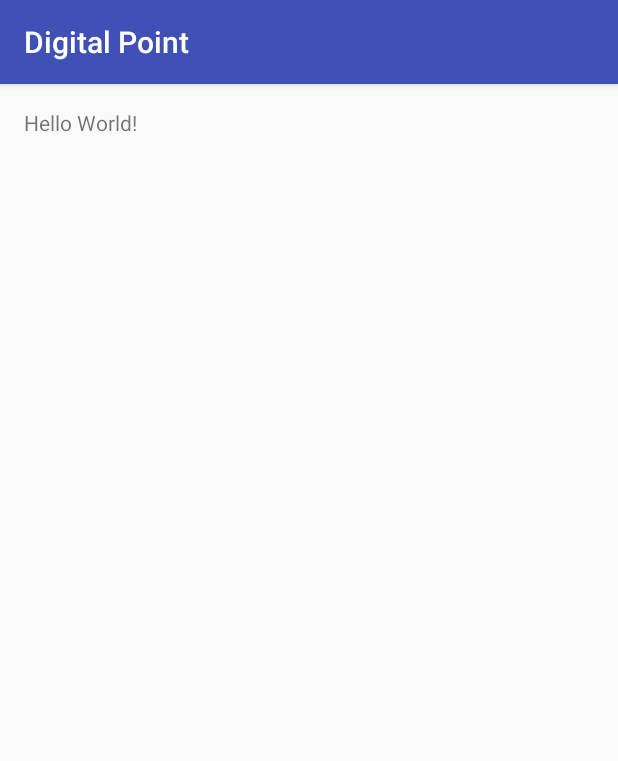
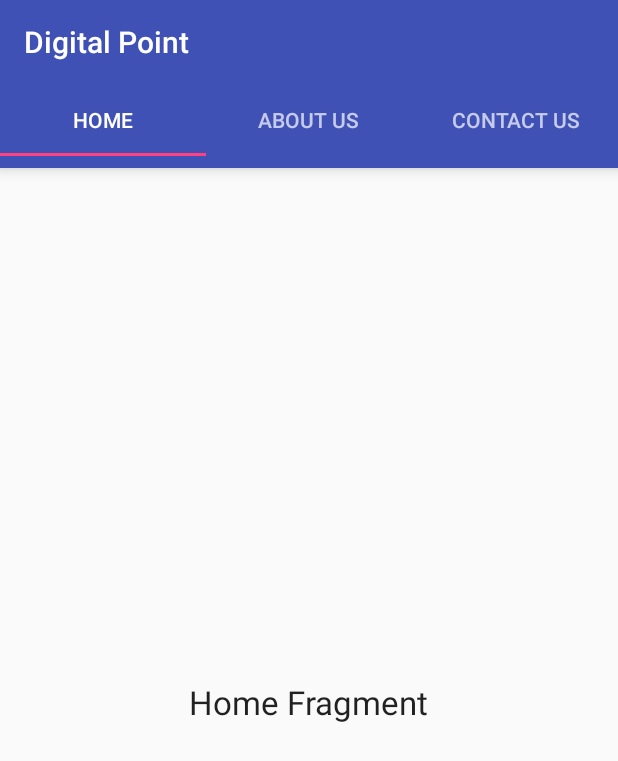
Before and after one commit to Stefanm89/DigitalPoint2, an Android app: the screen it shows after launch (MainActivity), on a phone screen of 412 x 824 dp. Shown: the top 761 px of the screen. Run offline under Robolectric (Android 15) with nearby library versions, the phone set to English and light mode, and no system bars.

Commit message:
Tab Bar with ViewPager

```diff
--- a/app/build.gradle
+++ b/app/build.gradle
@@ -20,7 +20,8 @@ android {
 }
 
 dependencies {
-    compile fileTree(dir: 'libs', include: ['*.jar'])
+    compile fileTree(include: ['*.jar'], dir: 'libs')
     testCompile 'junit:junit:4.12'
     compile 'com.android.support:appcompat-v7:23.3.0'
+    compile 'com.android.support:design:23.3.0'
 }
--- /dev/null
+++ b/app/src/main/java/com/example/digital05/digitalpoint/AboutUsFragment.java
@@ -0,0 +1,20 @@
+package com.example.digital05.digitalpoint;
+
+import android.support.v4.app.Fragment;
+import android.os.Bundle;
+import android.support.annotation.Nullable;
+import android.view.LayoutInflater;
+import android.view.View;
+import android.view.ViewGroup;
+
+/**
+ * Created by digital05 on 5/3/16.
+ */
+public class AboutUsFragment extends Fragment {
+
+    @Nullable
+    @Override
+    public View onCreateView(LayoutInflater inflater, ViewGroup container, Bundle savedInstanceState) {
+        return inflater.inflate(R.layout.fragment_about_us, container, false);
+    }
+}
--- /dev/null
+++ b/app/src/main/java/com/example/digital05/digitalpoint/HomeFragment.java
@@ -0,0 +1,20 @@
+package com.example.digital05.digitalpoint;
+
+import android.support.v4.app.Fragment;
+import android.os.Bundle;
+import android.support.annotation.Nullable;
+import android.view.LayoutInflater;
+import android.view.View;
+import android.view.ViewGroup;
+
+/**
+ * Created by digital05 on 5/3/16.
+ */
+public class HomeFragment extends Fragment {
+
+    @Nullable
+    @Override
+    public View onCreateView(LayoutInflater inflater, ViewGroup container, Bundle savedInstanceState) {
+        return inflater.inflate(R.layout.fragment_home, container, false);
+    }
+}
--- a/app/src/main/java/com/example/digital05/digitalpoint/MainActivity.java
+++ b/app/src/main/java/com/example/digital05/digitalpoint/MainActivity.java
@@ -1,7 +1,10 @@
 package com.example.digital05.digitalpoint;
 
+import android.support.design.widget.TabLayout;
+import android.support.v4.view.ViewPager;
 import android.support.v7.app.AppCompatActivity;
 import android.os.Bundle;
+import android.support.v7.widget.Toolbar;
 
 public class MainActivity extends AppCompatActivity {
 
@@ -9,5 +12,38 @@ public class MainActivity extends AppCompatActivity {
     protected void onCreate(Bundle savedInstanceState) {
         super.onCreate(savedInstanceState);
         setContentView(R.layout.activity_main);
+        Toolbar toolbar = (Toolbar) findViewById(R.id.tabToolbar);
+        setSupportActionBar(toolbar);
+
+        TabLayout tabLayout = (TabLayout) findViewById(R.id.tabLayout);
+        tabLayout.addTab(tabLayout.newTab().setText("Home"));
+        tabLayout.addTab(tabLayout.newTab().setText("About us"));
+        tabLayout.addTab(tabLayout.newTab().setText("Contact us"));
+        tabLayout.setTabGravity(TabLayout.GRAVITY_FILL);
+
+        final ViewPager viewPager = (ViewPager) findViewById(R.id.view_pager);
+        PagerAdapter pagerAdapter = new PagerAdapter(getSupportFragmentManager(), tabLayout.getTabCount());
+        viewPager.setAdapter(pagerAdapter);
+        viewPager.addOnPageChangeListener(new TabLayout.TabLayoutOnPageChangeListener(tabLayout));
+        tabLayout.setOnTabSelectedListener(new TabLayout.OnTabSelectedListener() {
+            @Override
+            public void onTabSelected(TabLayout.Tab tab) {
+                viewPager.setCurrentItem(tab.getPosition());
+            }
+
+            @Override
+            public void onTabUnselected(TabLayout.Tab tab) {
+
+            }
+
+            @Override
+            public void onTabReselected(TabLayout.Tab tab) {
+
+            }
+        });
+        {
+
+        }
+
     }
 }
--- /dev/null
+++ b/app/src/main/java/com/example/digital05/digitalpoint/PagerAdapter.java
@@ -0,0 +1,41 @@
+package com.example.digital05.digitalpoint;
+
+import android.support.v4.app.Fragment;
+import android.print.PageRange;
+import android.support.v4.app.FragmentManager;
+import android.support.v4.app.FragmentPagerAdapter;
+
+/**
+ * Created by digital05 on 5/3/16.
+ */
+public class PagerAdapter extends FragmentPagerAdapter {
+    int mNumberOfTabs;
+
+    public PagerAdapter(FragmentManager fm, int numberOfTabs) {
+        super(fm);
+        mNumberOfTabs = numberOfTabs;
+    }
+
+    @Override
+    public Fragment getItem(int position) {
+
+        switch (position) {
+            case 0:
+                HomeFragment homeFragment = new HomeFragment();
+                return homeFragment;
+            case 1:
+                AboutUsFragment aboutUsFragment = new AboutUsFragment();
+                return aboutUsFragment;
+            case 2:
+                ContactUsFragment contactUsFragment = new ContactUsFragment();
+                return contactUsFragment;
+            default:
+                return null;
+        }
+    }
+
+    @Override
+    public int getCount() {
+        return mNumberOfTabs;
+    }
+}
--- a/app/src/main/res/layout/activity_main.xml
+++ b/app/src/main/res/layout/activity_main.xml
@@ -1,16 +1,38 @@
 <?xml version="1.0" encoding="utf-8"?>
 <RelativeLayout xmlns:android="http://schemas.android.com/apk/res/android"
+    xmlns:app="http://schemas.android.com/apk/res-auto"
     xmlns:tools="http://schemas.android.com/tools"
+    android:id="@+id/main_layout"
     android:layout_width="match_parent"
     android:layout_height="match_parent"
-    android:paddingBottom="@dimen/activity_vertical_margin"
-    android:paddingLeft="@dimen/activity_horizontal_margin"
-    android:paddingRight="@dimen/activity_horizontal_margin"
-    android:paddingTop="@dimen/activity_vertical_margin"
     tools:context="com.example.digital05.digitalpoint.MainActivity">
 
-    <TextView
-        android:layout_width="wrap_content"
+    <android.support.v7.widget.Toolbar
+        android:id="@+id/tabToolbar"
+        android:layout_width="match_parent"
         android:layout_height="wrap_content"
-        android:text="Hello World!" />
+        android:layout_alignParentTop="true"
+        android:background="?attr/colorPrimary"
+        android:elevation="6dp"
+        android:minHeight="?attr/actionBarSize"
+        android:theme="@style/ThemeOverlay.AppCompat.Dark.ActionBar"
+        app:popupTheme="@style/ThemeOverlay.AppCompat.Light" />
+
+    <android.support.design.widget.TabLayout
+        android:layout_width="match_parent"
+        android:layout_height="wrap_content"
+        android:layout_below="@+id/tabToolbar"
+        android:background="?attr/colorPrimary"
+        android:elevation="6dp"
+        android:minHeight="?attr/actionBarSize"
+        android:id="@+id/tabLayout"
+        android:theme="@style/ThemeOverlay.AppCompat.Dark.ActionBar" />
+
+    <android.support.v4.view.ViewPager
+        android:id="@+id/view_pager"
+        android:layout_width="match_parent"
+        android:layout_height="wrap_content"
+        android:layout_below="@id/tabLayout"
+        />
+
 </RelativeLayout>
--- /dev/null
+++ b/app/src/main/res/layout/fragment_home.xml
@@ -0,0 +1,15 @@
+<?xml version="1.0" encoding="utf-8"?>
+<RelativeLayout xmlns:android="http://schemas.android.com/apk/res/android"
+    android:layout_width="match_parent"
+    android:layout_height="match_parent">
+
+
+    <TextView
+        android:layout_width="wrap_content"
+        android:layout_height="wrap_content"
+        android:textAppearance="?android:attr/textAppearanceLarge"
+        android:text="Home Fragment"
+        android:id="@+id/textView"
+        android:layout_centerVertical="true"
+        android:layout_centerHorizontal="true" />
+</RelativeLayout>
--- a/app/src/main/res/values/styles.xml
+++ b/app/src/main/res/values/styles.xml
@@ -3,6 +3,8 @@
     <!-- Base application theme. -->
     <style name="AppTheme" parent="Theme.AppCompat.Light.DarkActionBar">
         <!-- Customize your theme here. -->
+        <item name="windowNoTitle">true</item>
+        <item name="windowActionBar">false</item>
         <item name="colorPrimary">@color/colorPrimary</item>
         <item name="colorPrimaryDark">@color/colorPrimaryDark</item>
         <item name="colorAccent">@color/colorAccent</item>
```
Also changed, not shown: app/src/main/java/com/example/digital05/digitalpoint/ContactUsFragment.java (added, +20 -0 lines), app/src/main/res/layout/fragment_about_us.xml (added, +14 -0 lines), app/src/main/res/layout/fragment_contact_us.xml (added, +13 -0 lines).
